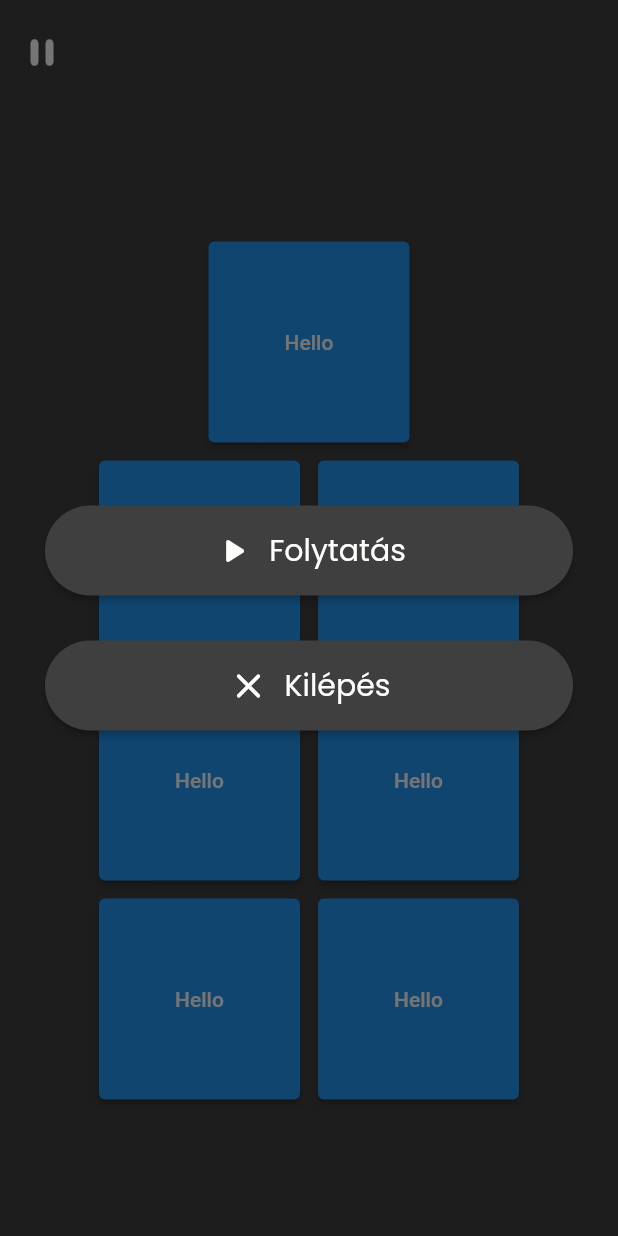
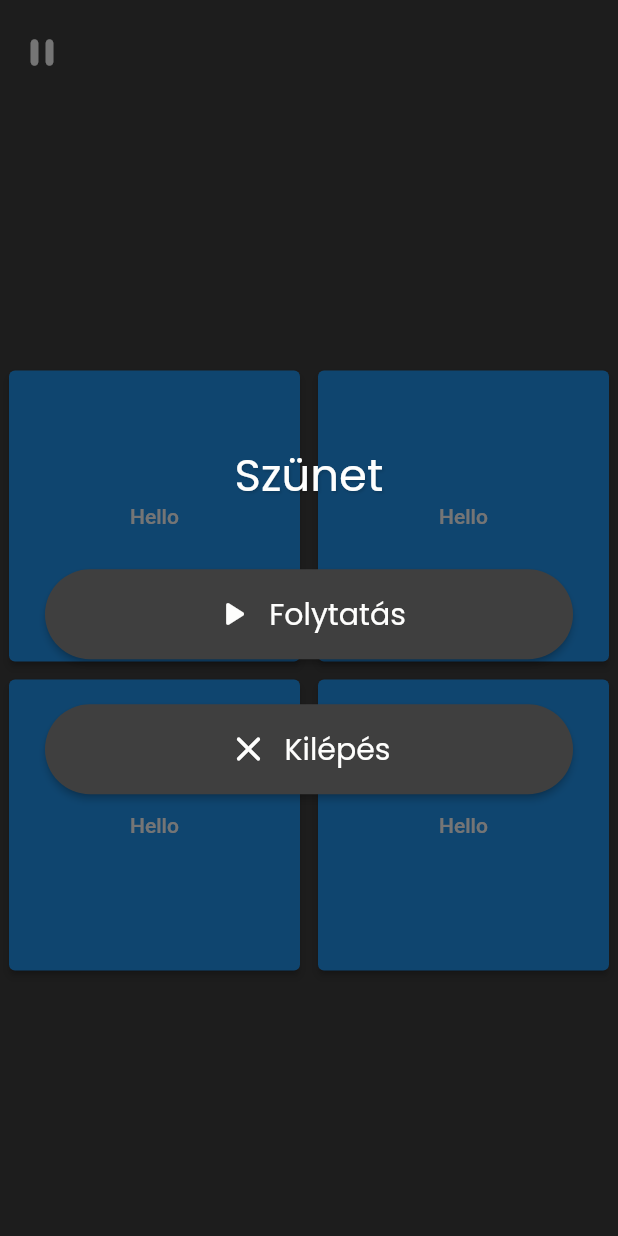
Before and after one commit to Texyfore/simon-says, a Flutter app: the GameScreen screen opened by its route, after a tap on the "pause" icon, on a phone screen of 412 x 824 dp. Run offline on Flutter 3.47's test engine with Material 2 defaults, Android fonts, the light colour scheme and no system bars; our stand-ins replace audioplayers, bloc, flutter_bloc, flutter_spinkit, visibility_detector; missing offline and left inert: flutter_launcher_icons.

Commit message:
pause menu label + minor changes

```diff
--- a/lib/pages/game.dart
+++ b/lib/pages/game.dart
@@ -51,8 +51,7 @@ class GameScreen extends StatelessWidget {
   Widget build(BuildContext context) {
     //I really hope we aren't planning to change the tile count during gameplay
 
-    //var buttonCount = context.bloc<TilesCubit>().state;
-    var buttonCount = 7;
+    var buttonCount = context.bloc<TilesCubit>().state;
     var states = getButtonStates(buttonCount);
     var rows = getRows(states);
     return Scaffold(
--- a/lib/widgets/GameButton.dart
+++ b/lib/widgets/GameButton.dart
@@ -18,8 +18,8 @@ class _GameButtonState extends State<GameButton> {
     //Padding értéke
     var paddingSize = 6.0;
     // csempék száma egy teli sorban
-    var nOfTilesInRow = 2;
-    var nOfButtons = 7;
+    var nOfTilesInRow = widget.tilesInRow;
+    var nOfButtons = widget.tilesCount;
     // egy csempe magassága és szélessége
     var tileSize = (nOfButtons == 7 || nOfButtons == 8) ? (MediaQuery.of(context).size.width / nOfTilesInRow) - (6 * nOfTilesInRow * paddingSize) : (MediaQuery.of(context).size.width / nOfTilesInRow) - (nOfTilesInRow * paddingSize);
 
--- a/lib/widgets/PauseMenuWidget.dart
+++ b/lib/widgets/PauseMenuWidget.dart
@@ -4,12 +4,28 @@ import 'package:flutter/material.dart';
 class PauseMenuWidget extends StatelessWidget {
   @override
   Widget build(BuildContext context) {
-    return SizedBox.expand(
+    return Material(
+      type: MaterialType.transparency,
+      child: SizedBox.expand(
         child: Padding(
           padding: EdgeInsets.symmetric(horizontal: 30.0, vertical: 200.0),
           child: Column(
             mainAxisAlignment: MainAxisAlignment.center,
             children: [
+              // Szünet
+              Text(
+                'Szünet',
+                textAlign: TextAlign.center,
+                style: TextStyle(
+                  fontFamily: 'Poppins',
+                  fontSize: 30.0,
+                  color: letterColor,
+                  shadows: <Shadow>[
+                    letterShadow,
+                  ],
+                ),
+              ),
+              SizedBox(height: 40.0,),
               ElevatedButton(
                 onPressed: () {
                   Navigator.pop(context);
@@ -45,7 +61,6 @@ class PauseMenuWidget extends StatelessWidget {
               SizedBox(height: 30.0,),
               ElevatedButton(
                 onPressed: () {
-                // TODO: Exit on exit button press
                   Navigator.popUntil(context,  ModalRoute.withName('/home'));
                 },
                 child: Row(
@@ -79,9 +94,15 @@ class PauseMenuWidget extends StatelessWidget {
             ],
           ),
         ),
+      ),
     );
   }
 }
 
 final Color backgroundColor = Color(0xFF3F3F3F);
 final Color letterColor = Color(0xFFFEFEFD);
+final Shadow letterShadow = Shadow(
+  offset: Offset(1.0, 1.0),
+  blurRadius: 2,
+  color: Color.fromARGB(40, 0, 0, 0),
+);
--- a/lib/widgets/musicPlayer.dart
+++ b/lib/widgets/musicPlayer.dart
@@ -28,7 +28,7 @@ class _MusicPlayerState extends State<MusicPlayer>
         debugLabel: "Music volume animator",
         vsync: this,
         value: 1.0,
-        duration: Duration(seconds: 1));
+        duration: Duration(milliseconds: 200));
     _volumeController.addListener(this._onVolumeAnimation);
     _loadAudio();
   }
--- a/lib/widgets/settings/boolSetting.dart
+++ b/lib/widgets/settings/boolSetting.dart
@@ -15,7 +15,7 @@ class BoolSetting<T extends BoolCubit> extends StatelessWidget {
   Widget build(BuildContext context) {
     var cubit = context.bloc<T>();
     return Padding(
-      padding: EdgeInsets.symmetric(horizontal: 120.0),
+      padding: EdgeInsets.symmetric(horizontal: 120.0, vertical: 30.0),
       child: Column(
         mainAxisAlignment: MainAxisAlignment.spaceEvenly,
         children: [
--- a/lib/widgets/settings/numberSetting.dart
+++ b/lib/widgets/settings/numberSetting.dart
@@ -14,7 +14,7 @@ class NumberSetting<T extends NumberCubit> extends StatelessWidget {
   Widget build(BuildContext context) {
     var cubit = context.bloc<T>();
     return Padding(
-      padding: EdgeInsets.symmetric(horizontal: 120.0),
+      padding: EdgeInsets.symmetric(horizontal: 120.0, vertical: 30.0,),
       child: Column(
         mainAxisAlignment: MainAxisAlignment.spaceEvenly,
         children: [
--- a/lib/widgets/settings/speedSetting.dart
+++ b/lib/widgets/settings/speedSetting.dart
@@ -41,7 +41,7 @@ class SpeedSetting extends StatelessWidget {
                 height: double.infinity,
                 width: double.infinity,
                 child: Icon(
-                  Icons.remove_rounded,
+                  Icons.navigate_before_rounded,
                 ),
               ),
               onPressed: () {
@@ -84,7 +84,7 @@ class SpeedSetting extends StatelessWidget {
                 height: double.infinity,
                 width: double.infinity,
                 child: Icon(
-                  Icons.add_rounded,
+                  Icons.navigate_next_rounded,
                 ),
               ),
               onPressed: () {
```
Lines whose indentation alone changed are shown as unchanged.
